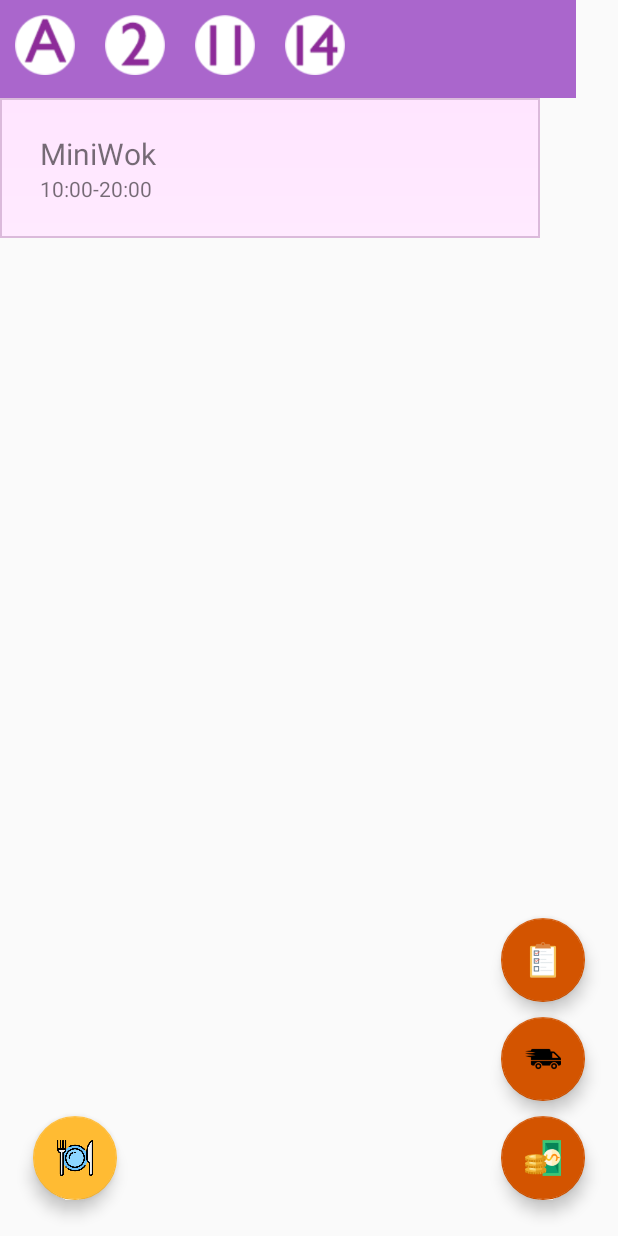
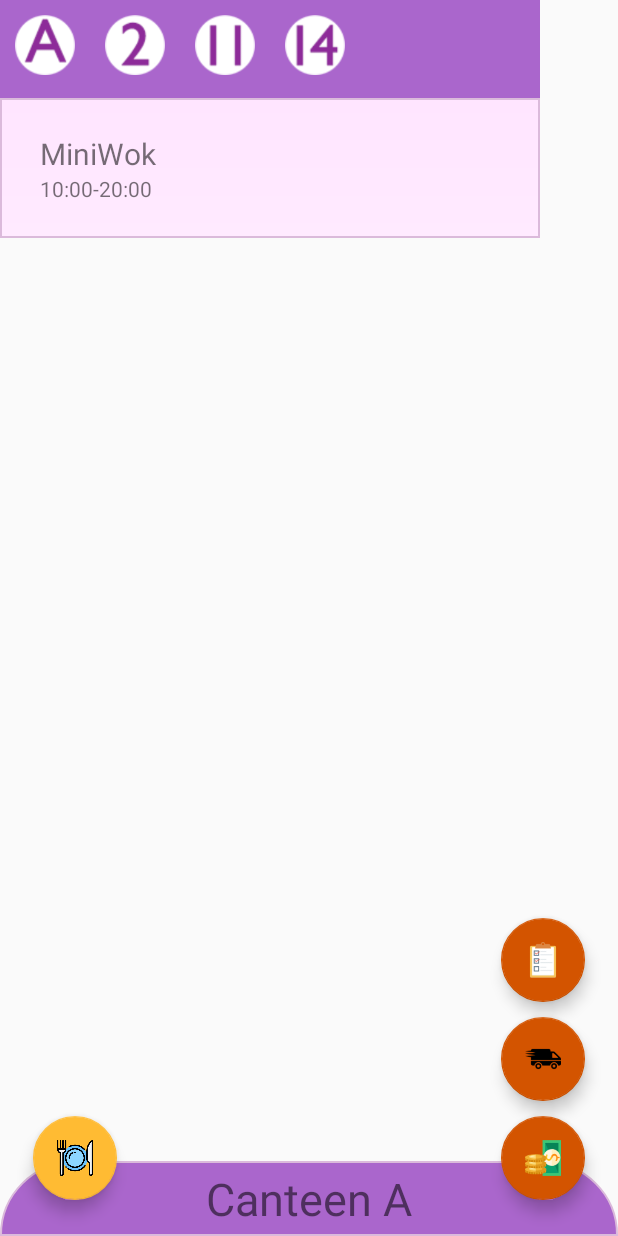
Before and after one commit to shelinals/caNTU_db, an Android app: the screen it shows after launch (MainActivity), after a tap on "CANTEENS", on a phone screen of 412 x 824 dp. Run offline under Robolectric (Android 15) with nearby library versions, the phone set to English and light mode, and no system bars; libraries missing offline, so code that uses them is left out: me.himanshusoni.quantityview.

Commit message:
fixed width of layouts, added canteen name

```diff
--- a/app/src/main/java/com/root/cz3002/cantu/MainActivity.java
+++ b/app/src/main/java/com/root/cz3002/cantu/MainActivity.java
@@ -217,7 +217,6 @@ public class MainActivity extends AppCompatActivity {
         }
 
         String category = v.getTag().toString();
-        Toast.makeText(MainActivity.this, category, Toast.LENGTH_LONG).show();
 
         //dummy, example for populating list
         Stall temp = new Stall(1,"MiniWok","A","Chinese","10:00-20:00");
@@ -236,6 +235,20 @@ public class MainActivity extends AppCompatActivity {
 
         }
       */
+
+        /////load canteen name
+        LayoutInflater inflater = (LayoutInflater) this.getSystemService(LAYOUT_INFLATER_SERVICE);
+        RelativeLayout bottomBarCanteen = (RelativeLayout) inflater.inflate(R.layout.category_info, (ViewGroup) findViewById(R.id.bottom_bar));
+        TextView categoryInfo = (TextView) bottomBarCanteen.findViewById(R.id.textCategory);
+
+        if(mode.equals("canteen")) {
+            findViewById(R.id.textCategory).setBackgroundResource(R.drawable.rounded_corner_purple);
+            category = "Canteen " + category;
+        }
+
+        categoryInfo.setText(category);
+        ///////////////////////
+
         belongsToCanteenView = v;
     }
 
--- a/app/src/main/java/com/root/cz3002/cantu/OwnerActivity.java
+++ b/app/src/main/java/com/root/cz3002/cantu/OwnerActivity.java
@@ -118,7 +118,7 @@ public class OwnerActivity extends AppCompatActivity {
         for (Order cur: groupOrders)
             addNewItemInList(list, temp);*/
        if (v != null)
-           Toast.makeText(OwnerActivity.this, "Refreshed", Toast.LENGTH_LONG).show();
+           Toast.makeText(OwnerActivity.this, "Refreshed", Toast.LENGTH_SHORT).show();
     }
 
 
--- a/app/src/main/res/layout/activity_main.xml
+++ b/app/src/main/res/layout/activity_main.xml
@@ -9,7 +9,7 @@
     android:orientation="vertical">
     <RelativeLayout
         android:id="@+id/toolbar"
-        android:layout_width="500dp"
+        android:layout_width="360dp"
         android:layout_height="65dp"
         android:orientation="horizontal" />
     <ScrollView
--- a/app/src/main/res/layout/activity_owner.xml
+++ b/app/src/main/res/layout/activity_owner.xml
@@ -4,7 +4,7 @@
     android:background="#ffefef">
     <RelativeLayout
         android:id="@+id/toolbar"
-        android:layout_width="500dp"
+        android:layout_width="360dp"
         android:layout_height="65dp"
         android:background="@android:color/holo_red_light"
         android:alpha="0.8"
--- /dev/null
+++ b/app/src/main/res/layout/category_info.xml
@@ -0,0 +1,25 @@
+<?xml version="1.0" encoding="utf-8"?>
+<RelativeLayout xmlns:android="http://schemas.android.com/apk/res/android"
+    android:orientation="vertical" android:layout_width="wrap_content"
+    android:layout_height="wrap_content">
+
+    <RelativeLayout
+        android:id="@+id/category_info"
+        android:layout_width="match_parent"
+        android:layout_height="50dp"
+        android:gravity="bottom"
+        android:layout_alignParentBottom="true">
+
+        <TextView
+            android:id="@+id/textCategory"
+            android:layout_width="match_parent"
+            android:layout_height="match_parent"
+            android:textSize="30sp"
+            android:textAlignment="center"
+            android:gravity="center_horizontal|center_vertical"
+            android:background="@drawable/rounded_corner_orange"
+            android:text="Category Info" />
+
+    </RelativeLayout>
+
+</RelativeLayout>
```
